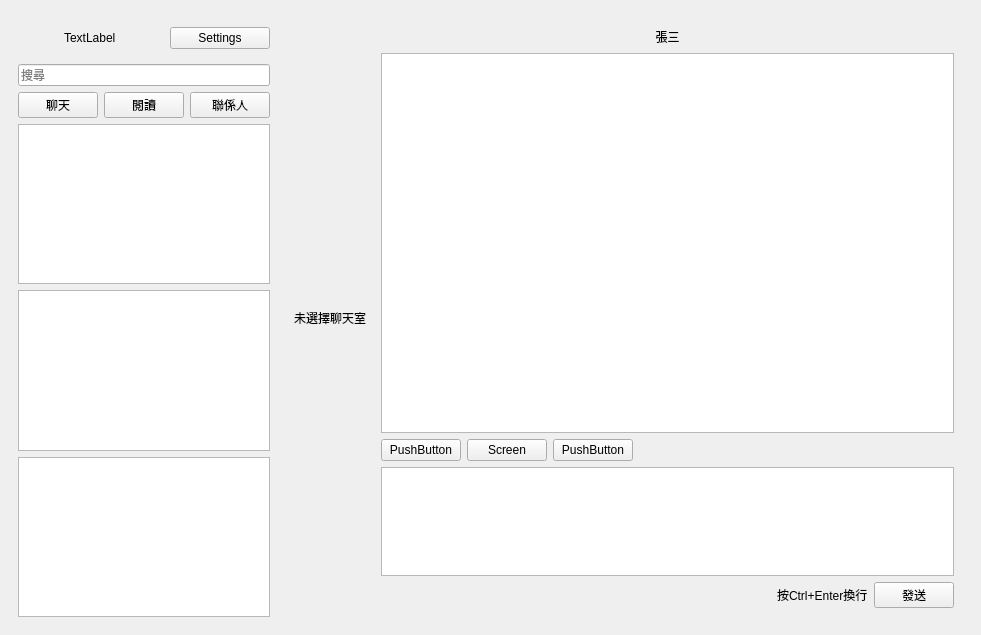
0xzhaohx/webwechat, file resource/ui/wechat-0.5.ui: the form before one commit.
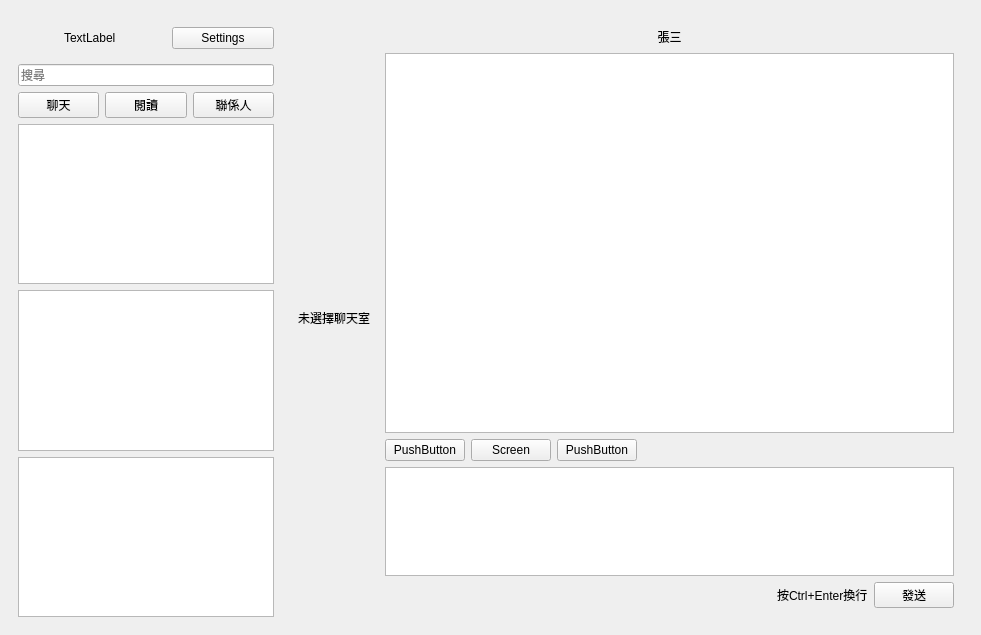
The form after the commit.

The edit to the form file:
```diff
--- a/resource/ui/wechat-0.5.ui
+++ b/resource/ui/wechat-0.5.ui
@@ -14,9 +14,21 @@
    <string>WeChat網頁版 0.3</string>
   </property>
   <widget class="QWidget" name="centralwidget">
+   <property name="sizePolicy">
+    <sizepolicy hsizetype="Preferred" vsizetype="Preferred">
+     <horstretch>0</horstretch>
+     <verstretch>0</verstretch>
+    </sizepolicy>
+   </property>
    <layout class="QHBoxLayout" name="horizontalLayout_10" stretch="2,8">
     <item>
      <widget class="QWidget" name="widget" native="true">
+      <property name="sizePolicy">
+       <sizepolicy hsizetype="Fixed" vsizetype="Preferred">
+        <horstretch>0</horstretch>
+        <verstretch>0</verstretch>
+       </sizepolicy>
+      </property>
       <layout class="QVBoxLayout" name="verticalLayout">
        <item>
         <layout class="QHBoxLayout" name="horizontalLayout_6">
```
